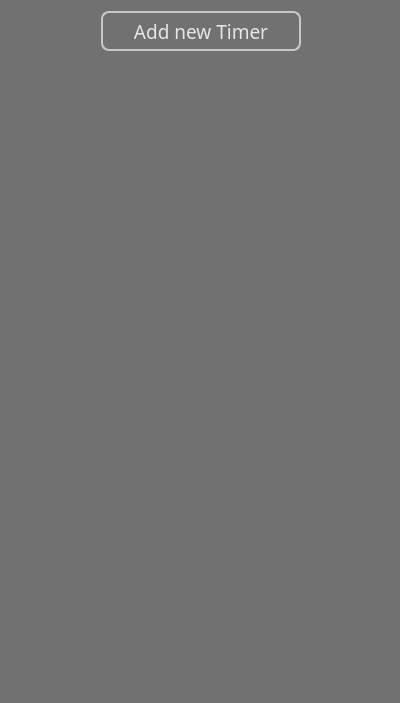
Qt form SmartTimer/mainwindow.ui (secondYearProjects/SmartTimer) before a commit.
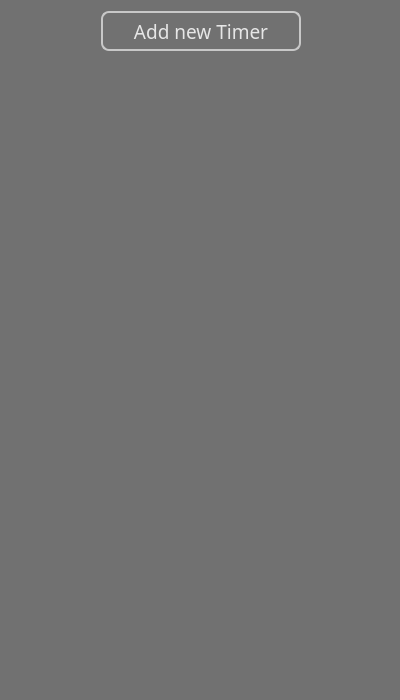
The same form after that commit.

What changed in the file:
```diff
--- a/SmartTimer/mainwindow.ui
+++ b/SmartTimer/mainwindow.ui
@@ -7,9 +7,21 @@
     <x>0</x>
     <y>0</y>
     <width>400</width>
-    <height>703</height>
+    <height>700</height>
    </rect>
   </property>
+  <property name="minimumSize">
+   <size>
+    <width>400</width>
+    <height>700</height>
+   </size>
+  </property>
+  <property name="maximumSize">
+   <size>
+    <width>400</width>
+    <height>700</height>
+   </size>
+  </property>
   <property name="windowTitle">
    <string>MainWindow</string>
   </property>
@@ -39,7 +51,7 @@
     </property>
     <layout class="QVBoxLayout" name="verticalLayout"/>
    </widget>
-   <widget class="QWidget" name="">
+   <widget class="QWidget" name="layoutWidget">
     <property name="geometry">
      <rect>
       <x>0</x>
```
Left out of the diff: 19 changed lines with no effect on the pictures.
